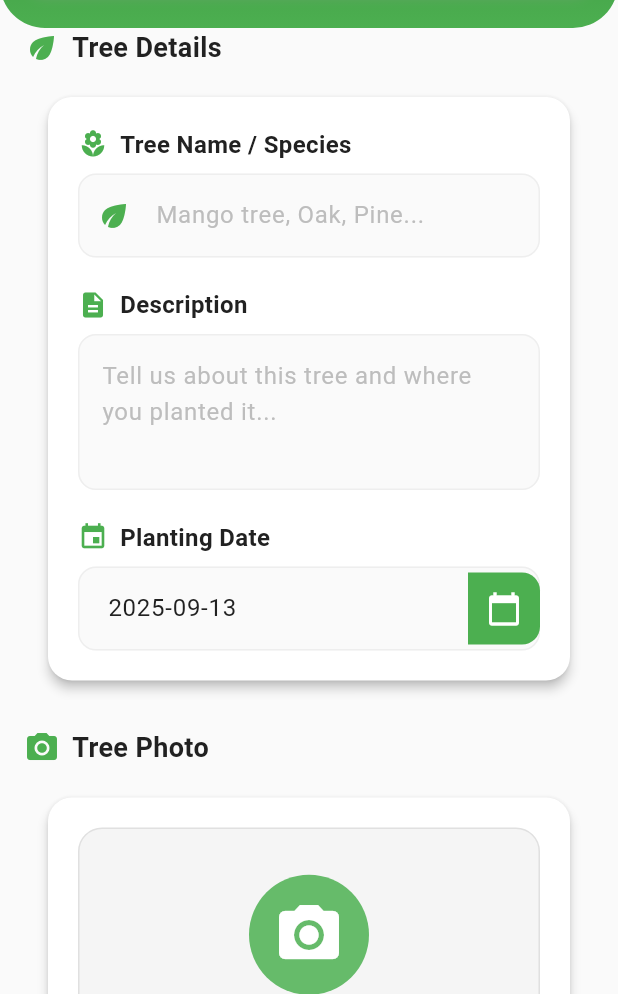
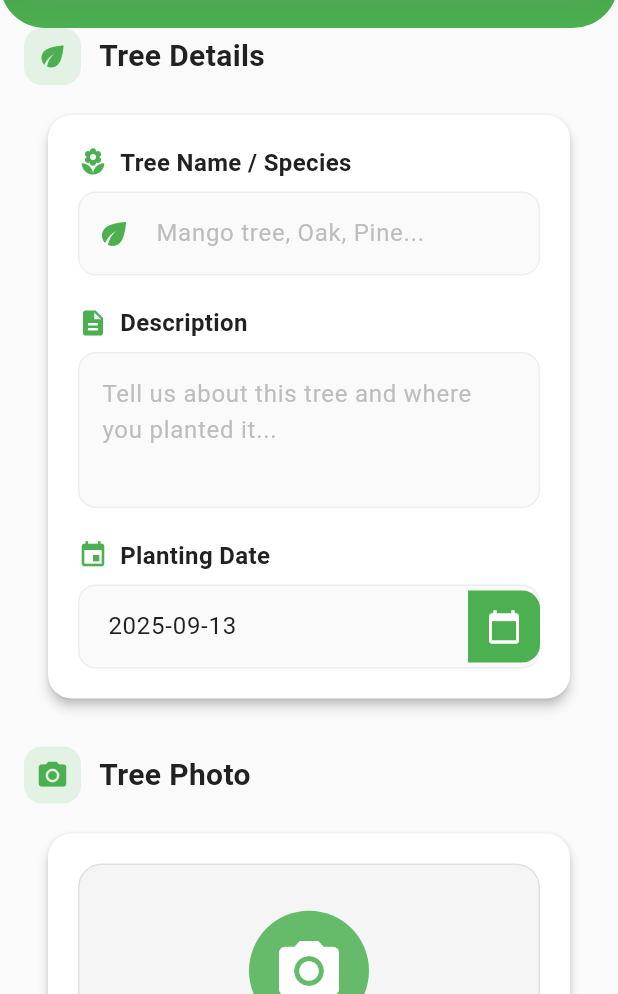
Before and after one commit to RensithUdara/Eco-Coins-Mobile-App, a Flutter app: the PlantTreeScreen screen opened by its route, on a phone screen of 412 x 824 dp, the part 242-1236 px from its top. Run offline on Flutter 3.47's test engine with Material 3 defaults, Android fonts, the phone set to English and light mode, and no system bars; our stand-ins replace image_picker, sqflite; accounts and stored records are empty.

Commit message:
Enhance section title layout with improved padding, background color, and icon size for better visual consistency

```diff
--- a/lib/views/home/plant_tree_screen.dart
+++ b/lib/views/home/plant_tree_screen.dart
@@ -281,16 +281,23 @@ class _PlantTreeScreenState extends State<PlantTreeScreen> {
   Widget _buildSectionTitle(String title, IconData icon) {
     return Row(
       children: [
-        Icon(
-          icon,
-          color: ColorConstants.primary,
-          size: 24,
+        Container(
+          padding: const EdgeInsets.all(8),
+          decoration: BoxDecoration(
+            color: ColorConstants.primaryLight.withOpacity(0.15),
+            borderRadius: BorderRadius.circular(12),
+          ),
+          child: Icon(
+            icon,
+            color: ColorConstants.primary,
+            size: 22,
+          ),
         ),
-        const SizedBox(width: 8),
+        const SizedBox(width: 12),
         Text(
           title,
           style: const TextStyle(
-            fontSize: 18,
+            fontSize: 20,
             fontWeight: FontWeight.bold,
             color: ColorConstants.textPrimary,
           ),
```
